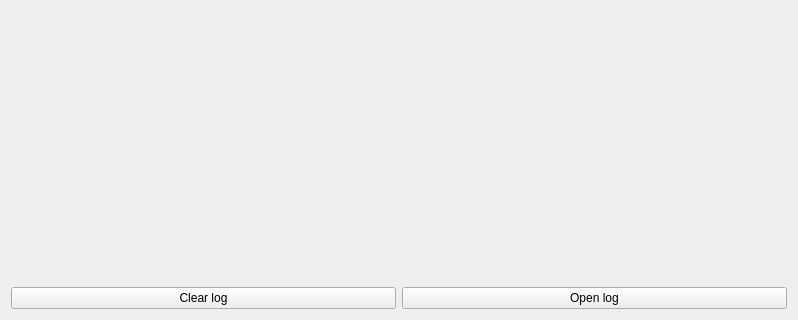
Old version of the form src/gui/src/tabs/log-tab.ui in the repository Bionus/imgbrd-grabber; both pictures show x 0 to 798 and y 211 to 531 of the 798 by 531 pixel window.
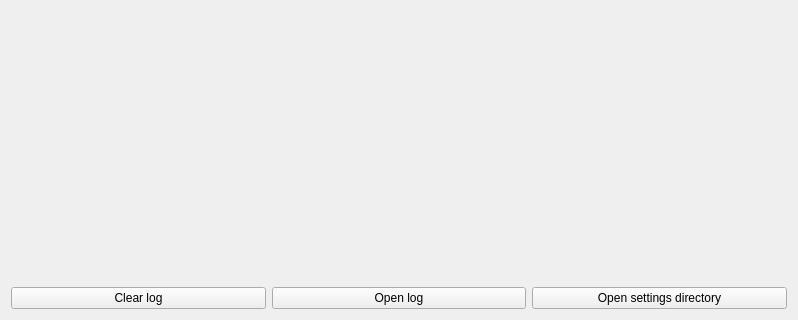
New version of the form. Icons and pictures are not drawn.

Commit message: Add button to log tab to open settings directory (issue #1745)

The edit to the form file:
```diff
--- a/src/gui/src/tabs/log-tab.ui
+++ b/src/gui/src/tabs/log-tab.ui
@@ -79,6 +79,13 @@
        </property>
       </widget>
      </item>
+     <item>
+      <widget class="QPushButton" name="buttonOpenDir">
+       <property name="text">
+        <string>Open settings directory</string>
+       </property>
+      </widget>
+     </item>
     </layout>
    </item>
   </layout>
```
Left out of the diff: 21 changed lines with no effect on the pictures. The commit also changes 2 other files.
